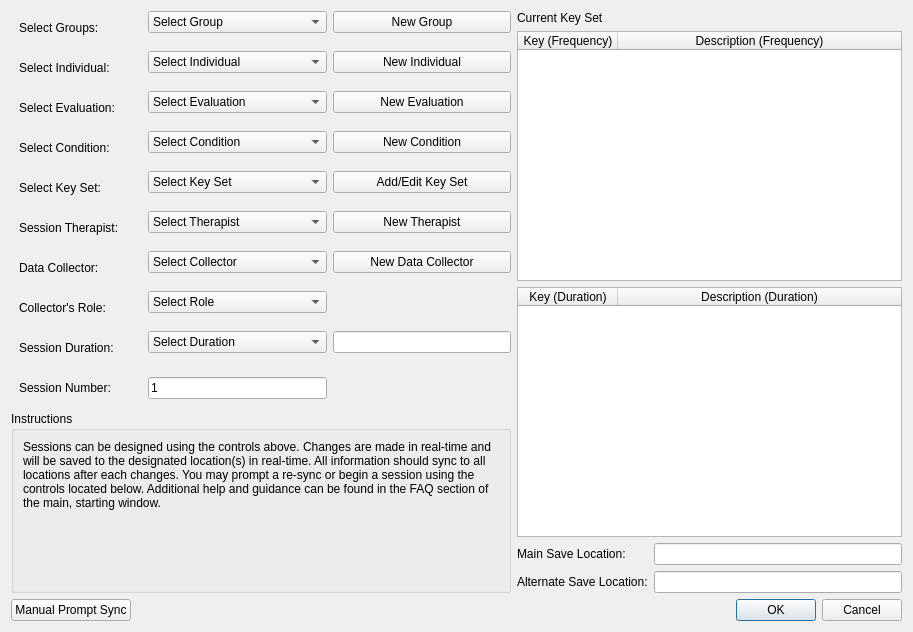
Before: the Qt Designer form sessionwindow.ui in miyamot0/DataTracker3, drawn with Qt 5.
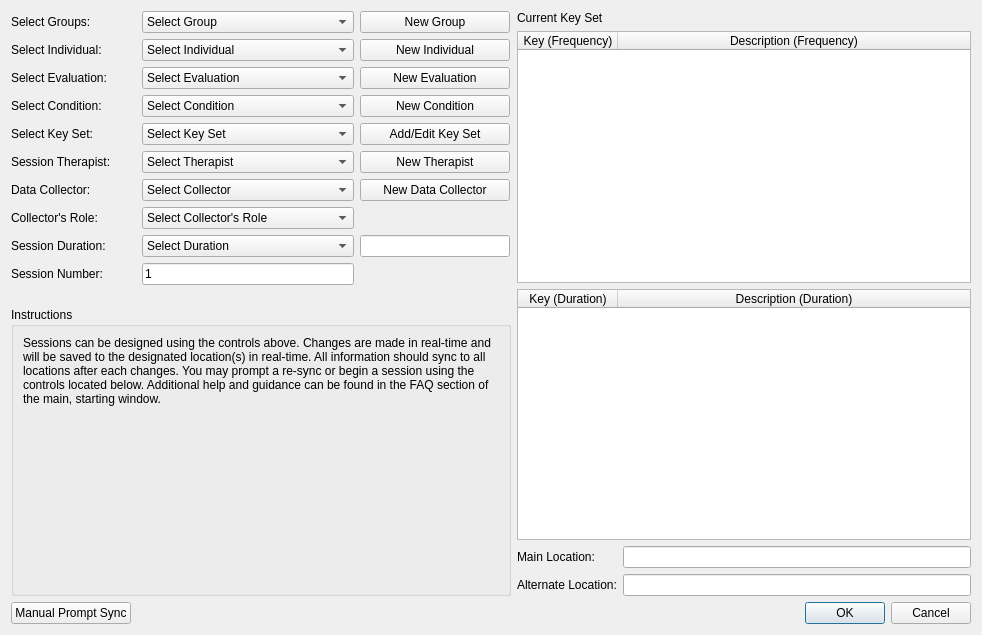
After: the same form once the commit is applied.

Commit message: Mac layout tweaks

```diff
--- a/sessionwindow.ui
+++ b/sessionwindow.ui
@@ -6,8 +6,8 @@
    <rect>
     <x>0</x>
     <y>0</y>
-    <width>913</width>
-    <height>632</height>
+    <width>982</width>
+    <height>635</height>
    </rect>
   </property>
   <property name="windowTitle">
@@ -62,10 +62,31 @@
             <property name="sizeConstraint">
              <enum>QLayout::SetDefaultConstraint</enum>
             </property>
+            <property name="fieldGrowthPolicy">
+             <enum>QFormLayout::ExpandingFieldsGrow</enum>
+            </property>
             <item row="0" column="0">
              <widget class="QLabel" name="labelGroup">
+              <property name="sizePolicy">
+               <sizepolicy hsizetype="Maximum" vsizetype="Preferred">
+                <horstretch>0</horstretch>
+                <verstretch>0</verstretch>
+               </sizepolicy>
+              </property>
+              <property name="minimumSize">
+               <size>
+                <width>125</width>
+                <height>0</height>
+               </size>
+              </property>
+              <property name="maximumSize">
+               <size>
+                <width>125</width>
+                <height>16777215</height>
+               </size>
+              </property>
               <property name="styleSheet">
-               <string notr="true">padding: 10 20 10 5;</string>
+               <string notr="true"/>
               </property>
               <property name="text">
                <string>Select Groups:</string>
@@ -85,6 +106,18 @@
                   <verstretch>0</verstretch>
                  </sizepolicy>
                 </property>
+                <property name="minimumSize">
+                 <size>
+                  <width>212</width>
+                  <height>0</height>
+                 </size>
+                </property>
+                <property name="maximumSize">
+                 <size>
+                  <width>212</width>
+                  <height>16777215</height>
+                 </size>
+                </property>
                 <property name="focusPolicy">
                  <enum>Qt::TabFocus</enum>
                 </property>
@@ -101,11 +134,23 @@
               <item>
                <widget class="QPushButton" name="buttonGroup">
                 <property name="sizePolicy">
-                 <sizepolicy hsizetype="MinimumExpanding" vsizetype="Fixed">
+                 <sizepolicy hsizetype="Fixed" vsizetype="Fixed">
                   <horstretch>0</horstretch>
                   <verstretch>0</verstretch>
                  </sizepolicy>
                 </property>
+                <property name="minimumSize">
+                 <size>
+                  <width>150</width>
+                  <height>0</height>
+                 </size>
+                </property>
+                <property name="maximumSize">
+                 <size>
+                  <width>150</width>
+                  <height>16777215</height>
+                 </size>
+                </property>
                 <property name="focusPolicy">
                  <enum>Qt::ClickFocus</enum>
                 </property>
@@ -121,8 +166,26 @@
             </item>
             <item row="1" column="0">
              <widget class="QLabel" name="labelIndividual">
+              <property name="sizePolicy">
+               <sizepolicy hsizetype="Fixed" vsizetype="Preferred">
+                <horstretch>0</horstretch>
+                <verstretch>0</verstretch>
+               </sizepolicy>
+              </property>
+              <property name="minimumSize">
+               <size>
+                <width>125</width>
+                <height>0</height>
+               </size>
+              </property>
+              <property name="maximumSize">
+               <size>
+                <width>125</width>
+                <height>16777215</height>
+               </size>
+              </property>
               <property name="styleSheet">
-               <string notr="true">padding: 10 20 10 5;</string>
+               <string notr="true"/>
               </property>
               <property name="text">
                <string>Select Individual:</string>
@@ -139,6 +202,18 @@
                   <verstretch>0</verstretch>
                  </sizepolicy>
                 </property>
+                <property name="minimumSize">
+                 <size>
+                  <width>212</width>
+                  <height>0</height>
+                 </size>
+                </property>
+                <property name="maximumSize">
+                 <size>
+                  <width>212</width>
+                  <height>16777215</height>
+                 </size>
+                </property>
                 <property name="focusPolicy">
                  <enum>Qt::TabFocus</enum>
                 </property>
@@ -155,11 +230,23 @@
               <item>
                <widget class="QPushButton" name="buttonIndividual">
                 <property name="sizePolicy">
-                 <sizepolicy hsizetype="MinimumExpanding" vsizetype="Fixed">
+                 <sizepolicy hsizetype="Fixed" vsizetype="Fixed">
                   <horstretch>0</horstretch>
                   <verstretch>0</verstretch>
                  </sizepolicy>
                 </property>
+                <property name="minimumSize">
+                 <size>
+                  <width>150</width>
+                  <height>0</height>
+                 </size>
+                </property>
+                <property name="maximumSize">
+                 <size>
+                  <width>150</width>
+                  <height>16777215</height>
+                 </size>
+                </property>
                 <property name="focusPolicy">
                  <enum>Qt::ClickFocus</enum>
                 </property>
@@ -175,8 +262,26 @@
             </item>
             <item row="2" column="0">
              <widget class="QLabel" name="labelEvaluation">
+              <property name="sizePolicy">
+               <sizepolicy hsizetype="Fixed" vsizetype="Preferred">
+                <horstretch>0</horstretch>
+                <verstretch>0</verstretch>
+               </sizepolicy>
+              </property>
+              <property name="minimumSize">
+               <size>
+                <width>125</width>
+                <height>0</height>
+               </size>
+              </property>
+              <property name="maximumSize">
+               <size>
+                <width>125</width>
+                <height>16777215</height>
+               </size>
+              </property>
               <property name="styleSheet">
-               <string notr="true">padding: 10 20 10 5;</string>
+               <string notr="true"/>
               </property>
               <property name="text">
                <string>Select Evaluation:</string>
@@ -193,6 +298,18 @@
                   <verstretch>0</verstretch>
                  </sizepolicy>
                 </property>
+                <property name="minimumSize">
+                 <size>
+                  <width>212</width>
+                  <height>0</height>
+                 </size>
+                </property>
+                <property name="maximumSize">
+                 <size>
+                  <width>212</width>
+                  <height>16777215</height>
+                 </size>
+                </property>
                 <property name="focusPolicy">
                  <enum>Qt::TabFocus</enum>
                 </property>
@@ -209,11 +326,23 @@
               <item>
                <widget class="QPushButton" name="buttonEvaluation">
                 <property name="sizePolicy">
-                 <sizepolicy hsizetype="MinimumExpanding" vsizetype="Fixed">
+                 <sizepolicy hsizetype="Fixed" vsizetype="Fixed">
                   <horstretch>0</horstretch>
                   <verstretch>0</verstretch>
                  </sizepolicy>
                 </property>
+                <property name="minimumSize">
+                 <size>
+                  <width>150</width>
+                  <height>0</height>
+                 </size>
+                </property>
+                <property name="maximumSize">
+                 <size>
+                  <width>150</width>
+                  <height>16777215</height>
+                 </size>
+                </property>
                 <property name="focusPolicy">
                  <enum>Qt::ClickFocus</enum>
                 </property>
@@ -229,8 +358,20 @@
             </item>
             <item row="3" column="0">
              <widget class="QLabel" name="labelCondition">
+              <property name="minimumSize">
+               <size>
+                <width>125</width>
+                <height>0</height>
+               </size>
+              </property>
+              <property name="maximumSize">
+               <size>
+                <width>125</width>
+                <height>16777215</height>
+               </size>
+              </property>
               <property name="styleSheet">
-               <string notr="true">padding: 10 20 10 5;</string>
+               <string notr="true"/>
               </property>
               <property name="text">
                <string>Select Condition:</string>
@@ -247,6 +388,18 @@
                   <verstretch>0</verstretch>
                  </sizepolicy>
                 </property>
+                <property name="minimumSize">
+                 <size>
+                  <width>212</width>
+                  <height>0</height>
+                 </size>
+                </property>
+                <property name="maximumSize">
+                 <size>
+                  <width>212</width>
+                  <height>16777215</height>
+                 </size>
+                </property>
                 <property name="focusPolicy">
                  <enum>Qt::TabFocus</enum>
                 </property>
@@ -263,11 +416,23 @@
               <item>
                <widget class="QPushButton" name="buttonCondition">
                 <property name="sizePolicy">
-                 <sizepolicy hsizetype="MinimumExpanding" vsizetype="Fixed">
+                 <sizepolicy hsizetype="Fixed" vsizetype="Fixed">
                   <horstretch>0</horstretch>
                   <verstretch>0</verstretch>
                  </sizepolicy>
                 </property>
+                <property name="minimumSize">
+                 <size>
+                  <width>150</width>
+                  <height>0</height>
+                 </size>
+                </property>
+                <property name="maximumSize">
+                 <size>
+                  <width>150</width>
+                  <height>16777215</height>
+                 </size>
+                </property>
                 <property name="focusPolicy">
                  <enum>Qt::ClickFocus</enum>
                 </property>
@@ -283,8 +448,20 @@
             </item>
             <item row="4" column="0">
              <widget class="QLabel" name="labelKeySet">
+              <property name="minimumSize">
+               <size>
+                <width>125</width>
+                <height>0</height>
+               </size>
+              </property>
+              <property name="maximumSize">
+               <size>
+                <width>125</width>
+                <height>16777215</height>
+               </size>
+              </property>
               <property name="styleSheet">
-               <string notr="true">padding: 10 20 10 5;</string>
+               <string notr="true"/>
               </property>
               <property name="text">
                <string>Select Key Set:</string>
@@ -301,6 +478,18 @@
                   <verstretch>0</verstretch>
                  </sizepolicy>
                 </property>
+                <property name="minimumSize">
+                 <size>
+                  <width>212</width>
+                  <height>0</height>
+                 </size>
+                </property>
+                <property name="maximumSize">
+                 <size>
+                  <width>212</width>
+                  <height>16777215</height>
+                 </size>
+                </property>
                 <property name="focusPolicy">
                  <enum>Qt::TabFocus</enum>
                 </property>
@@ -317,11 +506,23 @@
               <item>
                <widget class="QPushButton" name="buttonKeySet">
                 <property name="sizePolicy">
-                 <sizepolicy hsizetype="MinimumExpanding" vsizetype="Fixed">
+                 <sizepolicy hsizetype="Fixed" vsizetype="Fixed">
                   <horstretch>0</horstretch>
                   <verstretch>0</verstretch>
                  </sizepolicy>
                 </property>
+                <property name="minimumSize">
+                 <size>
+                  <width>150</width>
+                  <height>0</height>
+                 </size>
+                </property>
+                <property name="maximumSize">
+                 <size>
+                  <width>150</width>
+                  <height>16777215</height>
+                 </size>
+                </property>
                 <property name="focusPolicy">
                  <enum>Qt::ClickFocus</enum>
                 </property>
@@ -337,8 +538,20 @@
             </item>
             <item row="5" column="0">
              <widget class="QLabel" name="labelTherapist">
+              <property name="minimumSize">
+               <size>
+                <width>125</width>
+                <height>0</height>
+               </size>
+              </property>
+              <property name="maximumSize">
+               <size>
+                <width>125</width>
+                <height>16777215</height>
+               </size>
+              </property>
               <property name="styleSheet">
-               <string notr="true">padding: 10 20 10 5;</string>
+               <string notr="true"/>
               </property>
               <property name="text">
                <string>Session Therapist:</string>
@@ -355,6 +568,18 @@
                   <verstretch>0</verstretch>
                  </sizepolicy>
                 </property>
+                <property name="minimumSize">
+                 <size>
+                  <width>212</width>
+                  <height>0</height>
+                 </size>
+                </property>
+                <property name="maximumSize">
+                 <size>
+                  <width>212</width>
+                  <height>16777215</height>
+                 </size>
+                </property>
                 <property name="focusPolicy">
                  <enum>Qt::TabFocus</enum>
                 </property>
@@ -371,11 +596,23 @@
               <item>
                <widget class="QPushButton" name="buttonTherapist">
                 <property name="sizePolicy">
-                 <sizepolicy hsizetype="MinimumExpanding" vsizetype="Fixed">
+                 <sizepolicy hsizetype="Fixed" vsizetype="Fixed">
                   <horstretch>0</horstretch>
                   <verstretch>0</verstretch>
                  </sizepolicy>
                 </property>
+                <property name="minimumSize">
+                 <size>
+                  <width>150</width>
+                  <height>0</height>
+                 </size>
+                </property>
+                <property name="maximumSize">
+                 <size>
+                  <width>150</width>
+                  <height>16777215</height>
+                 </size>
+                </property>
                 <property name="focusPolicy">
                  <enum>Qt::ClickFocus</enum>
                 </property>
@@ -391,8 +628,20 @@
             </item>
             <item row="6" column="0">
              <widget class="QLabel" name="labelCollector">
+              <property name="minimumSize">
+               <size>
+                <width>125</width>
+                <height>0</height>
+               </size>
+              </property>
+              <property name="maximumSize">
+               <size>
+                <width>125</width>
+                <height>16777215</height>
+               </size>
+              </property>
               <property name="styleSheet">
-               <string notr="true">padding: 10 20 10 5;</string>
+               <string notr="true"/>
               </property>
               <property name="text">
                <string>Data Collector:</string>
@@ -409,6 +658,18 @@
                   <verstretch>0</verstretch>
                  </sizepolicy>
                 </property>
+                <property name="minimumSize">
+                 <size>
+                  <width>212</width>
+                  <height>0</height>
+                 </size>
+                </property>
+                <property name="maximumSize">
+                 <size>
+                  <width>212</width>
+                  <height>16777215</height>
+                 </size>
+                </property>
                 <property name="focusPolicy">
                  <enum>Qt::TabFocus</enum>
                 </property>
@@ -425,11 +686,23 @@
               <item>
                <widget class="QPushButton" name="buttonCollector">
                 <property name="sizePolicy">
-                 <sizepolicy hsizetype="MinimumExpanding" vsizetype="Fixed">
+                 <sizepolicy hsizetype="Fixed" vsizetype="Fixed">
                   <horstretch>0</horstretch>
                   <verstretch>0</verstretch>
                  </sizepolicy>
                 </property>
+                <property name="minimumSize">
+                 <size>
+                  <width>150</width>
+                  <height>0</height>
+                 </size>
+                </property>
+                <property name="maximumSize">
+                 <size>
+                  <width>150</width>
+                  <height>16777215</height>
+                 </size>
+                </property>
                 <property name="focusPolicy">
                  <enum>Qt::ClickFocus</enum>
                 </property>
@@ -445,8 +718,20 @@
             </item>
             <item row="7" column="0">
              <widget class="QLabel" name="labelRole">
+              <property name="minimumSize">
+               <size>
+                <width>125</width>
+                <height>0</height>
+               </size>
+              </property>
+              <property name="maximumSize">
+               <size>
+                <width>125</width>
+                <height>16777215</height>
+               </size>
+              </property>
               <property name="styleSheet">
-               <string notr="true">padding: 10 20 10 5;</string>
+               <string notr="true"/>
               </property>
               <property name="text">
                <string>Collector's Role:</string>
@@ -455,7 +740,10 @@
             </item>
             <item row="7" column="1">
              <layout class="QHBoxLayout" name="layoutRole">
-              <item>
+              <property name="sizeConstraint">
+               <enum>QLayout::SetDefaultConstraint</enum>
+              </property>
+              <item alignment="Qt::AlignLeft">
                <widget class="QComboBox" name="comboRole">
                 <property name="sizePolicy">
                  <sizepolicy hsizetype="MinimumExpanding" vsizetype="Fixed">
@@ -463,6 +751,18 @@
                   <verstretch>0</verstretch>
                  </sizepolicy>
                 </property>
+                <property name="minimumSize">
+                 <size>
+                  <width>212</width>
+                  <height>0</height>
+                 </size>
+                </property>
+                <property name="maximumSize">
+                 <size>
+                  <width>212</width>
+                  <height>16777215</height>
+                 </size>
+                </property>
                 <property name="focusPolicy">
                  <enum>Qt::TabFocus</enum>
                 </property>
@@ -474,7 +774,7 @@
                 </property>
                 <item>
                  <property name="text">
-                  <string>Select Role</string>
+                  <string>Select Collector's Role</string>
                  </property>
                 </item>
                 <item>
@@ -509,8 +809,20 @@
             </item>
             <item row="8" column="0">
              <widget class="QLabel" name="label">
+              <property name="minimumSize">
+               <size>
+                <width>125</width>
+                <height>0</height>
+               </size>
+              </property>
+              <property name="maximumSize">
+               <size>
+                <width>125</width>
+                <height>16777215</height>
+               </size>
+              </property>
               <property name="styleSheet">
-               <string notr="true">padding: 10 20 10 5;</string>
+               <string notr="true"/>
               </property>
               <property name="text">
                <string>Session Duration:</string>
@@ -527,6 +839,18 @@
                   <verstretch>0</verstretch>
                  </sizepolicy>
                 </property>
+                <property name="minimumSize">
+                 <size>
+                  <width>212</width>
+                  <height>0</height>
+                 </size>
+                </property>
+                <property name="maximumSize">
+                 <size>
+                  <width>212</width>
+                  <height>16777215</height>
+                 </size>
+                </property>
                 <property name="focusPolicy">
                  <enum>Qt::TabFocus</enum>
                 </property>
@@ -601,11 +925,23 @@
                  <bool>true</bool>
                 </property>
                 <property name="sizePolicy">
-                 <sizepolicy hsizetype="MinimumExpanding" vsizetype="Fixed">
+                 <sizepolicy hsizetype="Fixed" vsizetype="Fixed">
                   <horstretch>0</horstretch>
                   <verstretch>0</verstretch>
                  </sizepolicy>
                 </property>
+                <property name="minimumSize">
+                 <size>
+                  <width>150</width>
+                  <height>0</height>
+                 </size>
+                </property>
+                <property name="maximumSize">
+                 <size>
+                  <width>150</width>
+                  <height>16777215</height>
+                 </size>
+                </property>
                 <property name="focusPolicy">
                  <enum>Qt::NoFocus</enum>
                 </property>
@@ -621,8 +957,20 @@
             </item>
             <item row="9" column="0">
              <widget class="QLabel" name="labelSessionNumber">
+              <property name="minimumSize">
+               <size>
+                <width>125</width>
+                <height>0</height>
+               </size>
+              </property>
+              <property name="maximumSize">
+               <size>
+                <width>125</width>
+                <height>16777215</height>
+               </size>
+              </property>
               <property name="styleSheet">
-               <string notr="true">padding: 10 20 10 5;</string>
+               <string notr="true"/>
               </property>
               <property name="text">
                <string>Session Number:</string>
@@ -639,6 +987,18 @@
                   <verstretch>0</verstretch>
                  </sizepolicy>
                 </property>
+                <property name="minimumSize">
+                 <size>
+                  <width>212</width>
+                  <height>0</height>
+                 </size>
+                </property>
+                <property name="maximumSize">
+                 <size>
+                  <width>212</width>
+                  <height>16777215</height>
+                 </size>
+                </property>
                 <property name="mouseTracking">
                  <bool>true</bool>
                 </property>
@@ -664,6 +1024,18 @@
                   <verstretch>0</verstretch>
                  </sizepolicy>
                 </property>
+                <property name="minimumSize">
+                 <size>
+                  <width>150</width>
+                  <height>0</height>
+                 </size>
+                </property>
+                <property name="maximumSize">
+                 <size>
+                  <width>150</width>
+                  <height>16777215</height>
+                 </size>
+                </property>
                 <property name="styleSheet">
                  <string notr="true"/>
                 </property>
@@ -787,10 +1159,25 @@
        </item>
        <item>
         <layout class="QFormLayout" name="formLayout">
+         <property name="fieldGrowthPolicy">
+          <enum>QFormLayout::ExpandingFieldsGrow</enum>
+         </property>
+         <property name="labelAlignment">
+          <set>Qt::AlignLeading|Qt::AlignLeft|Qt::AlignVCenter</set>
+         </property>
+         <property name="formAlignment">
+          <set>Qt::AlignLeading|Qt::AlignLeft|Qt::AlignTop</set>
+         </property>
          <item row="0" column="0">
           <widget class="QLabel" name="labelSaveLocation">
+           <property name="sizePolicy">
+            <sizepolicy hsizetype="Maximum" vsizetype="Preferred">
+             <horstretch>0</horstretch>
+             <verstretch>0</verstretch>
+            </sizepolicy>
+           </property>
            <property name="text">
-            <string>Main Save Location:</string>
+            <string>Main Location:</string>
            </property>
           </widget>
          </item>
@@ -806,8 +1193,14 @@
          </item>
          <item row="1" column="0">
           <widget class="QLabel" name="labelAlternativeLocation">
+           <property name="sizePolicy">
+            <sizepolicy hsizetype="Maximum" vsizetype="Preferred">
+             <horstretch>0</horstretch>
+             <verstretch>0</verstretch>
+            </sizepolicy>
+           </property>
            <property name="text">
-            <string>Alternate Save Location:</string>
+            <string>Alternate Location:</string>
            </property>
           </widget>
          </item>
```
Left out of the diff: 16 changed lines with no effect on the pictures. The commit also changes 2 other files.
